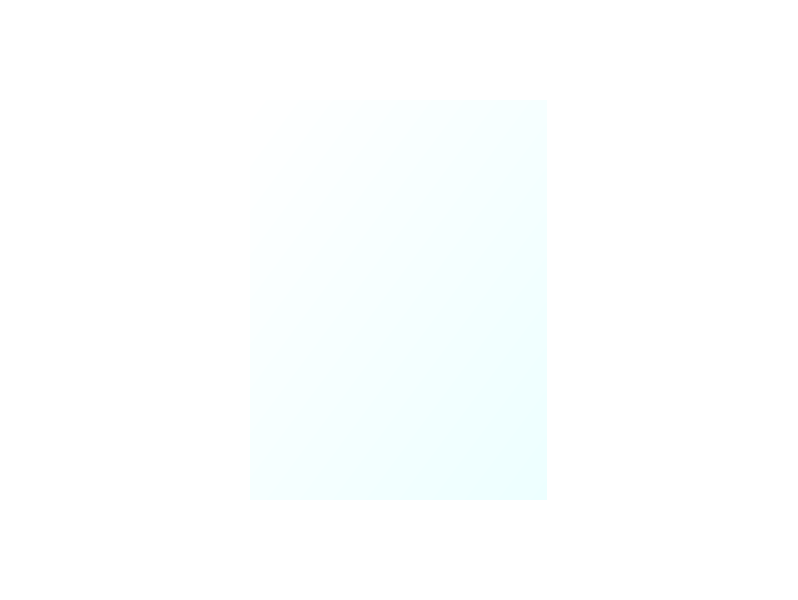
Before: the Qt Designer form MCIA/QT/mainwindow.ui in mirela7/MCIA-TEaMS, drawn with Qt 5.
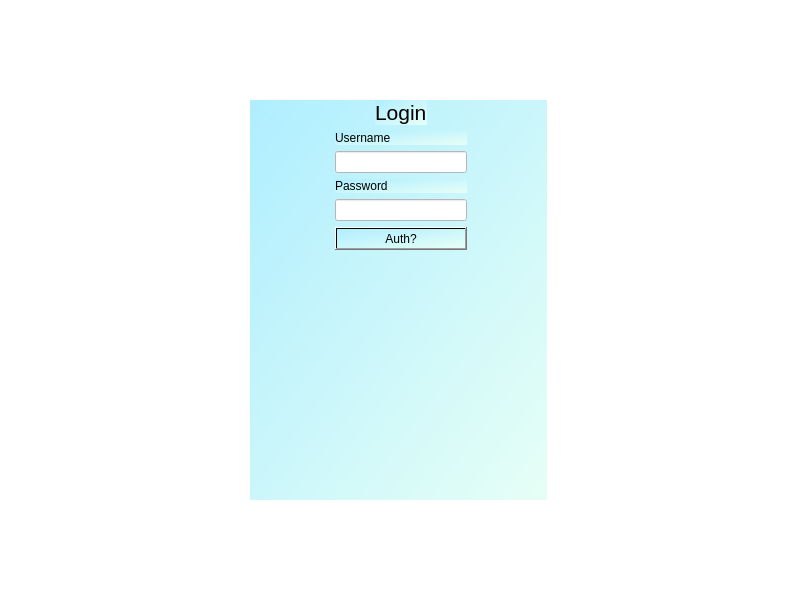
After: the same form once the commit is applied.

Diff of the .ui file:
```diff
--- a/MCIA/QT/mainwindow.ui
+++ b/MCIA/QT/mainwindow.ui
@@ -35,8 +35,136 @@
          </size>
         </property>
         <property name="styleSheet">
-         <string notr="true">background: qlineargradient(spread:pad, x1:0, y1:0, x2:1, y2:1, stop:0 rgba(255, 255, 255, 255), stop:1 rgba(237, 255, 255, 255))</string>
+         <string notr="true">background: qlineargradient(spread:reflect, x1:0, y1:0, x2:1, y2:1, stop:0 rgba(175, 238, 255, 255), stop:1 rgba(231, 255, 246, 255))</string>
         </property>
+        <widget class="QWidget" name="verticalLayoutWidget_2">
+         <property name="geometry">
+          <rect>
+           <x>0</x>
+           <y>0</y>
+           <width>301</width>
+           <height>401</height>
+          </rect>
+         </property>
+         <layout class="QGridLayout" name="gridLayout_2">
+          <item row="7" column="1">
+           <spacer name="verticalSpacer">
+            <property name="orientation">
+             <enum>Qt::Vertical</enum>
+            </property>
+            <property name="sizeHint" stdset="0">
+             <size>
+              <width>20</width>
+              <height>40</height>
+             </size>
+            </property>
+           </spacer>
+          </item>
+          <item row="4" column="1">
+           <widget class="QLabel" name="label_3">
+            <property name="text">
+             <string>Password</string>
+            </property>
+           </widget>
+          </item>
+          <item row="1" column="2">
+           <spacer name="horizontalSpacer_2">
+            <property name="orientation">
+             <enum>Qt::Horizontal</enum>
+            </property>
+            <property name="sizeHint" stdset="0">
+             <size>
+              <width>40</width>
+              <height>20</height>
+             </size>
+            </property>
+           </spacer>
+          </item>
+          <item row="3" column="1">
+           <widget class="QLineEdit" name="usernameLineEdit">
+            <property name="styleSheet">
+             <string notr="true">background: white;</string>
+            </property>
+           </widget>
+          </item>
+          <item row="2" column="1">
+           <widget class="QLabel" name="label_2">
+            <property name="text">
+             <string>Username</string>
+            </property>
+           </widget>
+          </item>
+          <item row="5" column="1">
+           <widget class="QLineEdit" name="passwordLineEdit">
+            <property name="styleSheet">
+             <string notr="true">background: white;</string>
+            </property>
+           </widget>
+          </item>
+          <item row="6" column="1">
+           <widget class="QPushButton" name="pushButton">
+            <property name="text">
+             <string>Auth?</string>
+            </property>
+           </widget>
+          </item>
+          <item row="1" column="0">
+           <spacer name="horizontalSpacer">
+            <property name="orientation">
+             <enum>Qt::Horizontal</enum>
+            </property>
+            <property name="sizeHint" stdset="0">
+             <size>
+              <width>40</width>
+              <height>20</height>
+             </size>
+            </property>
+           </spacer>
+          </item>
+          <item row="1" column="1">
+           <layout class="QHBoxLayout" name="horizontalLayout">
+            <item>
+             <spacer name="horizontalSpacer_3">
+              <property name="orientation">
+               <enum>Qt::Horizontal</enum>
+              </property>
+              <property name="sizeHint" stdset="0">
+               <size>
+                <width>40</width>
+                <height>20</height>
+               </size>
+              </property>
+             </spacer>
+            </item>
+            <item>
+             <widget class="QLabel" name="label">
+              <property name="font">
+               <font>
+                <pointsize>16</pointsize>
+               </font>
+              </property>
+              <property name="text">
+               <string>Login</string>
+              </property>
+             </widget>
+            </item>
+            <item>
+             <spacer name="horizontalSpacer_4">
+              <property name="orientation">
+               <enum>Qt::Horizontal</enum>
+              </property>
+              <property name="sizeHint" stdset="0">
+               <size>
+                <width>40</width>
+                <height>20</height>
+               </size>
+              </property>
+             </spacer>
+            </item>
+           </layout>
+          </item>
+         </layout>
+        </widget>
        </widget>
       </item>
      </layout>
```
